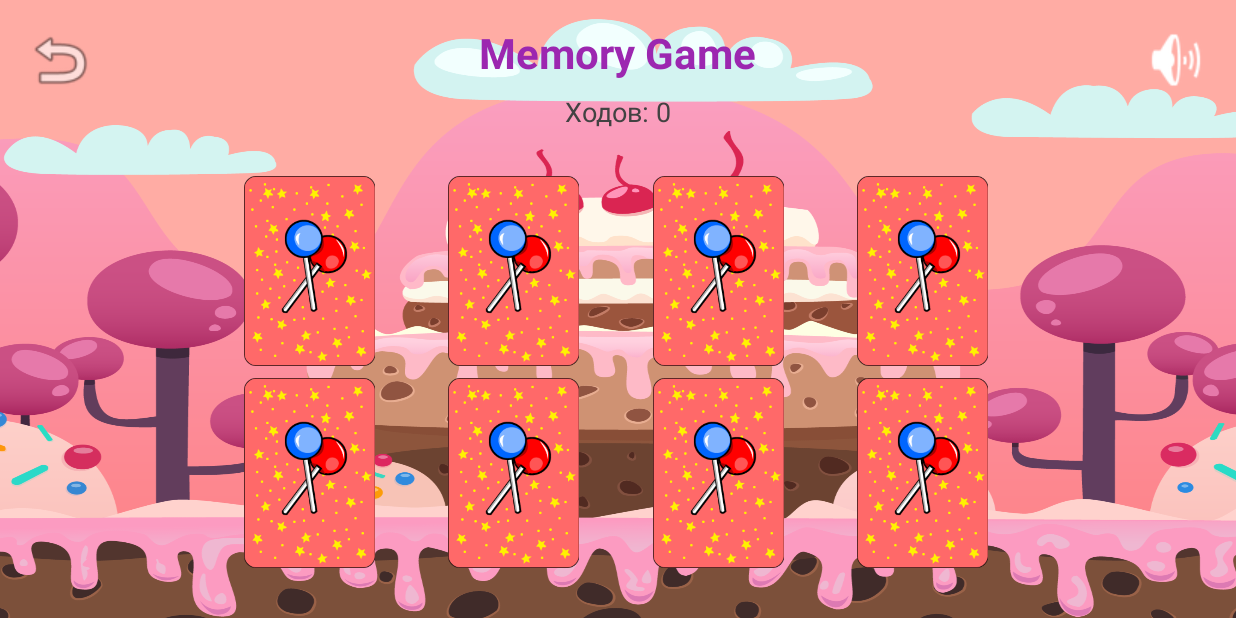
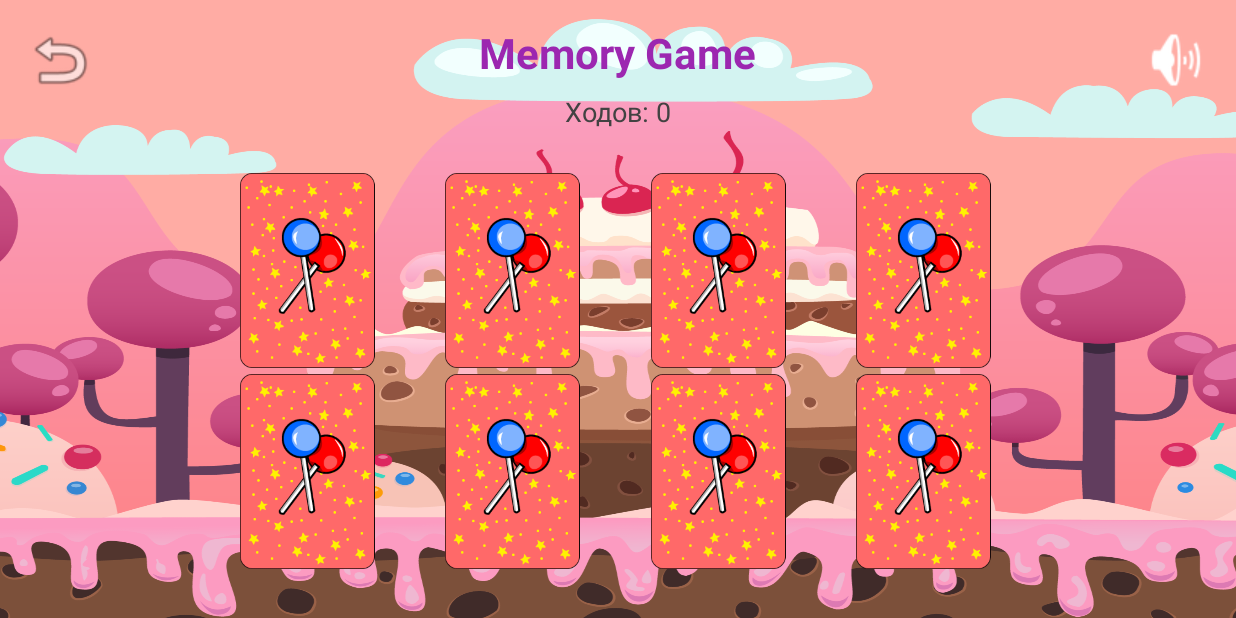
Before and after one commit to BeloeColeno/MemoryGame, an Android app: the GameActivity screen opened directly, with no data from a screen before it, on a phone screen of 824 x 412 dp (held sideways). Run offline under Robolectric (Android 15) with nearby library versions, the phone set to English and light mode, and no system bars.

Commit message:
Reduce card spacing for tighter layout
- Reduce padding in item_card.xml: 4dp → 2dp
- Update effectiveGap calculation: 8dp → 4dp
- Apply to both GameActivity and CoopGameActivity
- Cards are now closer together (4dp gap instead of 8dp)
- Cards will be slightly larger due to reduced padding
- Unified spacing across all game modes

Result: Cards are now closer together as requested!

```diff
--- a/app/src/main/java/com/petrov/memory/ui/game/CoopGameActivity.kt
+++ b/app/src/main/java/com/petrov/memory/ui/game/CoopGameActivity.kt
@@ -93,10 +93,10 @@ class CoopGameActivity : AppCompatActivity() {
         // Резервируем место для верхней компактной панели
         val topReserved = (density * 64).toInt()
 
-        // ВАЖНО: padding в item_card.xml = 4dp, это создает 8dp зазор между карточками
+        // ВАЖНО: padding в item_card.xml = 2dp, это создает 4dp зазор между карточками
         // Нужно учесть это при расчете: gap должен включать padding!
-        val cardPadding = (density * 4).toInt()  // 4dp padding с каждой стороны
-        val effectiveGap = cardPadding * 2  // 8dp эффективный зазор между карточками
+        val cardPadding = (density * 2).toInt()  // 2dp padding с каждой стороны
+        val effectiveGap = cardPadding * 2  // 4dp эффективный зазор между карточками
 
         // Доступное пространство = экран - отступы layout - резерв сверху
         val availableWidth = screenWidth - layoutMargin
--- a/app/src/main/java/com/petrov/memory/ui/game/GameActivity.kt
+++ b/app/src/main/java/com/petrov/memory/ui/game/GameActivity.kt
@@ -92,12 +92,15 @@ class GameActivity : AppCompatActivity() {
 
         val topBottomReserved = (density * 140).toInt()
         val sideMargins = (density * 32).toInt()
-        val minGap = (density * 2).toInt() // 2dp - минимальный зазор
+
+        // Padding в item_card.xml - 2dp с каждой стороны = 4dp между карточками
+        val cardPadding = (density * 2).toInt()
+        val effectiveGap = cardPadding * 2  // 4dp эффективный зазор
 
         val availableWidth = screenWidth - sideMargins
         val availableHeight = screenHeight - topBottomReserved
 
-        val optimalColumns = calculateOptimalColumns(cards.size, availableWidth, availableHeight, minGap)
+        val optimalColumns = calculateOptimalColumns(cards.size, availableWidth, availableHeight, effectiveGap)
 
         // Добавляем невидимые карточки для симметричного размещения
         cardsWithPlaceholders = addPlaceholdersForSymmetry(cards, optimalColumns).toMutableList()
@@ -116,7 +119,7 @@ class GameActivity : AppCompatActivity() {
 
         android.util.Log.d("GameActivity", "Setting spanCount=$optimalColumns for ${cards.size} cards (${cardsWithPlaceholders.size} with placeholders)")
 
-        adapter = CardsAdapter(cardsWithPlaceholders, availableWidth, availableHeight, minGap, optimalColumns) { position ->
+        adapter = CardsAdapter(cardsWithPlaceholders, availableWidth, availableHeight, effectiveGap, optimalColumns) { position ->
             // Получаем карточку из списка с заглушками
             val clickedCard = cardsWithPlaceholders[position]
             if (!clickedCard.isPlaceholder) {
@@ -131,7 +134,7 @@ class GameActivity : AppCompatActivity() {
 
         // Центрируем сетку через padding после того как адаптер установлен
         binding.rvCards.post {
-            centerGrid(optimalColumns, minGap)
+            centerGrid(optimalColumns, effectiveGap)
         }
 
         updateUI()
--- a/app/src/main/res/layout/item_card.xml
+++ b/app/src/main/res/layout/item_card.xml
@@ -5,7 +5,7 @@
     xmlns:app="http://schemas.android.com/apk/res-auto"
     android:layout_width="match_parent"
     android:layout_height="match_parent"
-    android:padding="4dp">
+    android:padding="2dp">
 
     <androidx.cardview.widget.CardView
         android:id="@+id/cardView"
```
